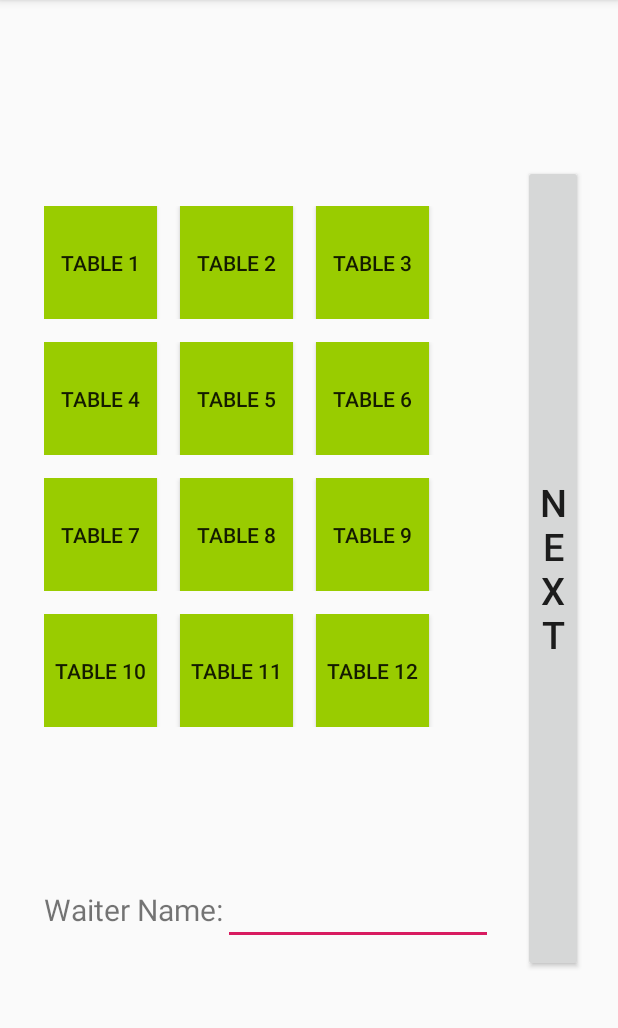
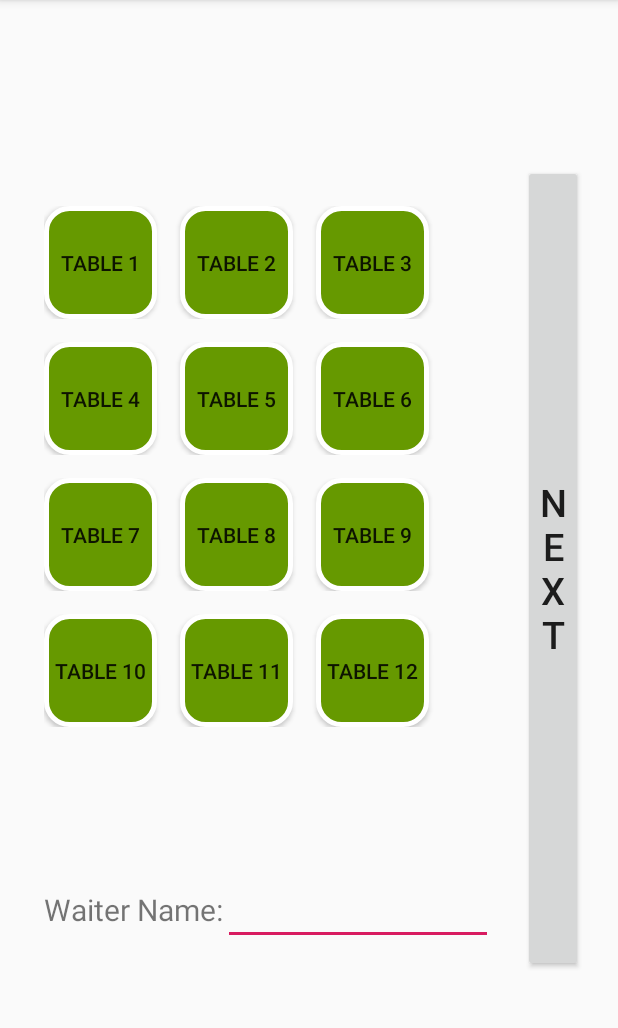
Before and after one commit to leonardoARoman/Restaurant-Automation-2.0, an Android app: the screen it shows after launch (MainActivity), on a phone screen of 412 x 824 dp, the part 84-1112 px from its top. Run offline under Robolectric (Android 15) with nearby library versions, the phone set to English and light mode, and no system bars; libraries missing offline, so code that uses them is left out: io.grpc, io.grpc.restaurantnetworkapp, io.grpc.stub; 1 statement that could not run was skipped.

Commit message:
button state functionality added

```diff
--- a/WaiterMobileApp/app/src/main/java/com/example/waiterclient/MainActivity.java
+++ b/WaiterMobileApp/app/src/main/java/com/example/waiterclient/MainActivity.java
@@ -1,5 +1,6 @@
 package com.example.waiterclient;
 
+import android.graphics.Color;
 import android.support.v7.app.AppCompatActivity;
 import android.os.Bundle;
 import android.util.Log;
@@ -48,66 +49,92 @@ public class MainActivity extends AppCompatActivity
         button12 = new TableState((Button) findViewById(R.id.button_12),12);
     }
 
+    private void setState(Button btn1,TableState btn2){
+        if (btn2.getTableState()==1){
+            Log.v(TAG,"MESSAGE: red ");
+            btn1.setActivated(true);
+            btn1.setPressed(false);
+        }else if (btn2.getTableState()==2){
+            Log.v(TAG,"MESSAGE: blue ");
+            btn1.setSelected(true);
+            btn1.setActivated(true);
+        }else{
+            btn1.setActivated(false);
+            btn1.setSelected(false);
+        }
+    }
     public void updateTable(View view)
     {
         Button btn = (Button)findViewById(view.getId());
         if (btn.equals(button1.getButton())){
             button1.changeState();
+            setState(btn,button1);
             Log.v(TAG,"MESSAGE: table "+button1.getTableNumber()+" is now "+status[button1.getTableState()]);
             tableState = button1.getTableState();
         }
         else if (btn.equals(button2.getButton())){
             button2.changeState();
+            setState(btn,button2);
             Log.v(TAG,"MESSAGE: table "+button2.getTableNumber()+" is now "+status[button2.getTableState()]);
             tableState = button2.getTableState();
         }
         else if (btn.equals(button3.getButton())){
             button3.changeState();
+            setState(btn,button3);
             Log.v(TAG,"MESSAGE: table "+button3.getTableNumber()+" is now "+status[button3.getTableState()]);
             tableState = button3.getTableState();
         }
         else if (btn.equals(button4.getButton())){
             button4.changeState();
+            setState(btn,button4);
             Log.v(TAG,"MESSAGE: table "+button4.getTableNumber()+" is now "+status[button4.getTableState()]);
             tableState = button4.getTableState();
         }
         else if (btn.equals(button5.getButton())){
             button5.changeState();
+            setState(btn,button5);
             Log.v(TAG,"MESSAGE: table "+button5.getTableNumber()+" is now "+status[button5.getTableState()]);
             tableState = button5.getTableState();
         }
         else if (btn.equals(button6.getButton())){
             button6.changeState();
+            setState(btn,button6);
             Log.v(TAG,"MESSAGE: table "+button6.getTableNumber()+" is now "+status[button6.getTableState()]);
             tableState = button6.getTableState();
         }
         else if (btn.equals(button7.getButton())){
             button7.changeState();
+            setState(btn,button7);
             Log.v(TAG,"MESSAGE: table "+button7.getTableNumber()+" is now "+status[button7.getTableState()]);
             tableState = button7.getTableState();
         }
         else if (btn.equals(button8.getButton())){
             button8.changeState();
+            setState(btn,button8);
             Log.v(TAG,"MESSAGE: table "+button8.getTableNumber()+" is now "+status[button8.getTableState()]);
             tableState = button8.getTableState();
         }
         else if (btn.equals(button9.getButton())){
             button9.changeState();
+            setState(btn,button9);
             Log.v(TAG,"MESSAGE: table "+button9.getTableNumber()+" is now "+status[button9.getTableState()]);
             tableState = button9.getTableState();
         }
         else if (btn.equals(button10.getButton())){
             button10.changeState();
+            setState(btn,button10);
             Log.v(TAG,"MESSAGE: table "+button10.getTableNumber()+" is now "+status[button10.getTableState()]);
             tableState = button10.getTableState();
         }
         else if (btn.equals(button11.getButton())){
             button11.changeState();
+            setState(btn,button11);
             Log.v(TAG,"MESSAGE: table "+button11.getTableNumber()+" is now "+status[button11.getTableState()]);
             tableState = button11.getTableState();
         }
         else if (btn.equals(button12.getButton())){
             button12.changeState();
+            setState(btn,button12);
             Log.v(TAG,"MESSAGE: table "+button12.getTableNumber()+" is now  "+status[button12.getTableState()]);
             tableState = button12.getTableState();
         }
--- /dev/null
+++ b/WaiterMobileApp/app/src/main/res/drawable/button_dirty_state.xml
@@ -0,0 +1,18 @@
+<?xml version="1.0" encoding="utf-8"?>
+<shape xmlns:android="http://schemas.android.com/apk/res/android"
+    android:shape="rectangle">
+    <gradient
+        android:angle="90"
+        android:startColor="@android:color/holo_blue_dark"
+        android:endColor="@android:color/holo_blue_dark"/>
+    <padding
+        android:bottom="7dp"
+        android:left="7dp"
+        android:right="7dp"
+        android:top="7dp"/>
+    <stroke
+        android:width="3dp"
+        android:color="#fff"/>
+    <corners
+        android:radius="15dp"/>
+</shape>
--- /dev/null
+++ b/WaiterMobileApp/app/src/main/res/drawable/button_ready_state.xml
@@ -0,0 +1,18 @@
+<?xml version="1.0" encoding="utf-8"?>
+<shape xmlns:android="http://schemas.android.com/apk/res/android"
+    android:shape="rectangle">
+    <gradient
+        android:angle="90"
+        android:startColor="@android:color/holo_green_dark"
+        android:endColor="@android:color/holo_green_dark"/>
+    <padding
+        android:bottom="7dp"
+        android:left="7dp"
+        android:right="7dp"
+        android:top="7dp"/>
+    <stroke
+        android:width="3dp"
+        android:color="#fff"/>
+    <corners
+        android:radius="15dp"/>
+</shape>
--- /dev/null
+++ b/WaiterMobileApp/app/src/main/res/drawable/button_taken_state.xml
@@ -0,0 +1,18 @@
+<?xml version="1.0" encoding="utf-8"?>
+<shape xmlns:android="http://schemas.android.com/apk/res/android"
+    android:shape="rectangle">
+    <gradient
+        android:angle="90"
+        android:startColor="@android:color/holo_red_dark"
+        android:endColor="@android:color/holo_red_dark"/>
+    <padding
+        android:bottom="7dp"
+        android:left="7dp"
+        android:right="7dp"
+        android:top="7dp"/>
+    <stroke
+        android:width="3dp"
+        android:color="#fff"/>
+    <corners
+        android:radius="15dp"/>
+</shape>
--- /dev/null
+++ b/WaiterMobileApp/app/src/main/res/drawable/customed_button.xml
@@ -0,0 +1,11 @@
+<?xml version="1.0" encoding="utf-8"?>
+<selector xmlns:android="http://schemas.android.com/apk/res/android">
+    <item android:state_activated="true"
+        android:state_selected="true"
+        android:drawable="@drawable/button_dirty_state" /> <!-- pressed -->
+    <item android:state_activated="true"
+        android:state_pressed="false"
+        android:drawable="@drawable/button_taken_state" /> <!-- focused -->
+    <item
+        android:drawable="@drawable/button_ready_state" /> <!-- default -->
+</selector>
--- a/WaiterMobileApp/app/src/main/res/layout/activity_main.xml
+++ b/WaiterMobileApp/app/src/main/res/layout/activity_main.xml
@@ -22,7 +22,7 @@
                 <Button
                     android:layout_width="75dp"
                     android:layout_height="75dp"
-                    android:background="@android:color/holo_green_light"
+                    android:background="@drawable/customed_button"
                     android:layout_marginRight="15dp"
                     android:text="table 1"
                     android:onClick="updateTable"
@@ -30,7 +30,7 @@
                 <Button
                     android:layout_width="75dp"
                     android:layout_height="75dp"
-                    android:background="@android:color/holo_green_light"
+                    android:background="@drawable/customed_button"
                     android:layout_marginRight="15dp"
                     android:text="table 2"
                     android:onClick="updateTable"
@@ -38,7 +38,7 @@
                 <Button
                     android:layout_width="75dp"
                     android:layout_height="75dp"
-                    android:background="@android:color/holo_green_light"
+                    android:background="@drawable/customed_button"
                     android:layout_marginRight="15dp"
                     android:text="table 3"
                     android:onClick="updateTable"
@@ -52,7 +52,7 @@
                 <Button
                     android:layout_width="75dp"
                     android:layout_height="75dp"
-                    android:background="@android:color/holo_green_light"
+                    android:background="@drawable/customed_button"
                     android:layout_marginRight="15dp"
                     android:text="table 4"
                     android:onClick="updateTable"
@@ -60,7 +60,7 @@
                 <Button
                     android:layout_width="75dp"
                     android:layout_height="75dp"
-                    android:background="@android:color/holo_green_light"
+                    android:background="@drawable/customed_button"
                     android:layout_marginRight="15dp"
                     android:text="table 5"
                     android:onClick="updateTable"
@@ -68,7 +68,7 @@
                 <Button
                     android:layout_width="75dp"
                     android:layout_height="75dp"
-                    android:background="@android:color/holo_green_light"
+                    android:background="@drawable/customed_button"
                     android:layout_marginRight="15dp"
                     android:text="table 6"
                     android:onClick="updateTable"
@@ -82,7 +82,7 @@
                 <Button
                     android:layout_width="75dp"
                     android:layout_height="75dp"
-                    android:background="@android:color/holo_green_light"
+                    android:background="@drawable/customed_button"
                     android:layout_marginRight="15dp"
                     android:text="table 7"
                     android:onClick="updateTable"
@@ -90,7 +90,7 @@
                 <Button
                     android:layout_width="75dp"
                     android:layout_height="75dp"
-                    android:background="@android:color/holo_green_light"
+                    android:background="@drawable/customed_button"
                     android:layout_marginRight="15dp"
                     android:text="table 8"
                     android:onClick="updateTable"
@@ -98,7 +98,7 @@
                 <Button
                     android:layout_width="75dp"
                     android:layout_height="75dp"
-                    android:background="@android:color/holo_green_light"
+                    android:background="@drawable/customed_button"
                     android:layout_marginRight="15dp"
                     android:text="table 9"
                     android:onClick="updateTable"
@@ -112,7 +112,7 @@
                 <Button
                     android:layout_width="75dp"
                     android:layout_height="75dp"
-                    android:background="@android:color/holo_green_light"
+                    android:background="@drawable/customed_button"
                     android:layout_marginRight="15dp"
                     android:text="table 10"
                     android:onClick="updateTable"
@@ -120,7 +120,7 @@
                 <Button
                     android:layout_width="75dp"
                     android:layout_height="75dp"
-                    android:background="@android:color/holo_green_light"
+                    android:background="@drawable/customed_button"
                     android:layout_marginRight="15dp"
                     android:text="table 11"
                     android:onClick="updateTable"
@@ -128,7 +128,7 @@
                 <Button
                     android:layout_width="75dp"
                     android:layout_height="75dp"
-                    android:background="@android:color/holo_green_light"
+                    android:background="@drawable/customed_button"
                     android:layout_marginRight="15dp"
                     android:text="table 12"
                     android:onClick="updateTable"
```
